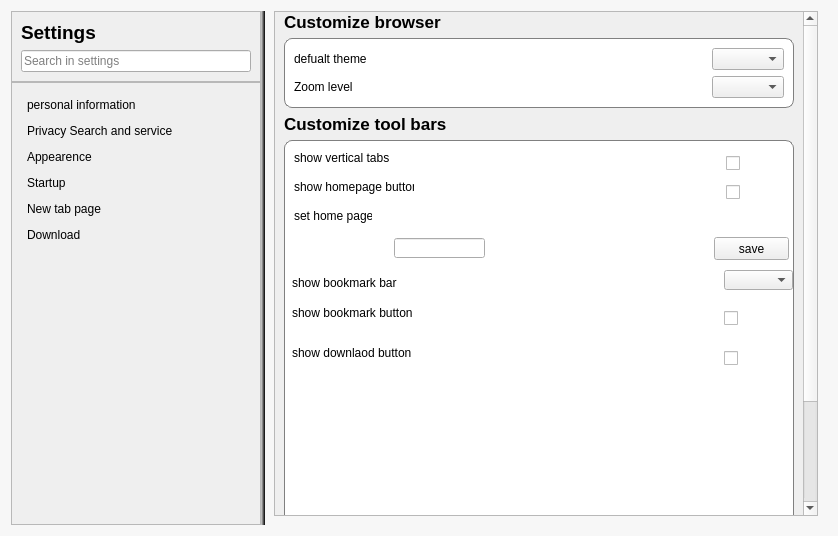
First picture: the form in widgets/appconfigwidget.ui, repository qyslamd/yi-guai, before the edit.
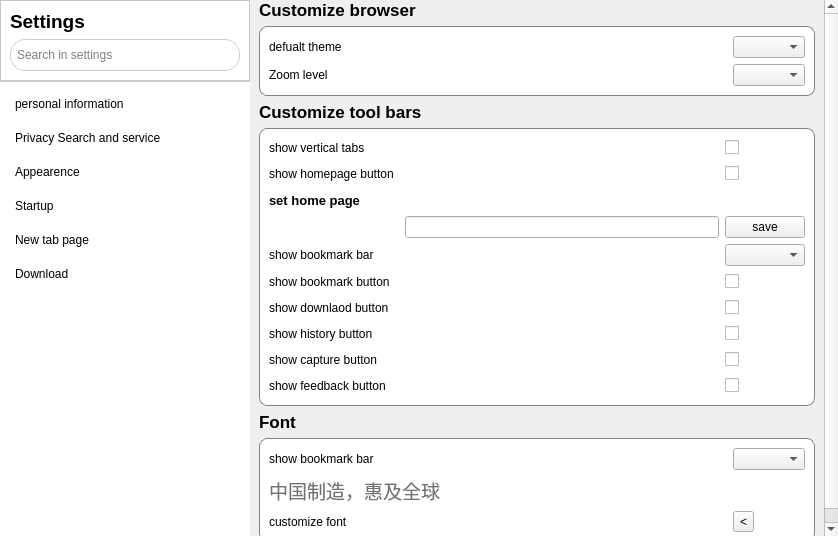
Second picture: the form after the edit. Icons and pictures are not drawn.

Diff of the .ui file:
```diff
--- a/widgets/appconfigwidget.ui
+++ b/widgets/appconfigwidget.ui
@@ -15,21 +15,47 @@
   </property>
   <property name="styleSheet">
    <string notr="true">QWidget#AppCfgWidget{
-background-color:#F7F7F7;
+background-color:white;
 }
+
 QSplitter::handle:horizontal {
 width: 1px;
-background-color: qlineargradient(spread:pad, x1:0, y1:0.5, x2:1, y2:0.5, stop:0 rgba(0, 0, 0, 30), stop:1 rgba(0, 0, 0, 255), stop:2 rgba(0, 0, 0, 30));
- }
-</string>
+background:#DCDCDC;
+}
+
+QSplitter::handle:vertical {
+width: 1px;
+background:#DCDCDC;
+}</string>
   </property>
   <layout class="QHBoxLayout" name="horizontalLayout">
+   <property name="spacing">
+    <number>0</number>
+   </property>
+   <property name="leftMargin">
+    <number>0</number>
+   </property>
+   <property name="topMargin">
+    <number>0</number>
+   </property>
+   <property name="rightMargin">
+    <number>0</number>
+   </property>
+   <property name="bottomMargin">
+    <number>0</number>
+   </property>
    <item>
     <widget class="QSplitter" name="splitter">
      <property name="orientation">
       <enum>Qt::Horizontal</enum>
      </property>
      <widget class="QScrollArea" name="scrollAreaNavi">
+      <property name="minimumSize">
+       <size>
+        <width>250</width>
+        <height>0</height>
+       </size>
+      </property>
       <property name="maximumSize">
        <size>
         <width>250</width>
@@ -51,7 +77,7 @@
          <x>0</x>
          <y>0</y>
          <width>250</width>
-         <height>518</height>
+         <height>536</height>
         </rect>
        </property>
        <layout class="QVBoxLayout" name="verticalLayout_2">
@@ -72,14 +98,19 @@
         </property>
         <item>
          <widget class="QFrame" name="frameSearch">
+          <property name="styleSheet">
+           <string notr="true">QFrame#frameSearch{
+background-color:white;
+}</string>
+          </property>
           <property name="frameShape">
            <enum>QFrame::StyledPanel</enum>
           </property>
           <property name="frameShadow">
            <enum>QFrame::Raised</enum>
           </property>
-          <layout class="QGridLayout" name="gridLayout">
-           <item row="0" column="0">
+          <layout class="QVBoxLayout" name="verticalLayout_5">
+           <item>
             <widget class="QLabel" name="label">
              <property name="styleSheet">
               <string notr="true">font-weight:bold;
@@ -91,21 +122,28 @@
              </property>
             </widget>
            </item>
-           <item row="0" column="1">
-            <spacer name="horizontalSpacer_3">
-             <property name="orientation">
-              <enum>Qt::Horizontal</enum>
-             </property>
-             <property name="sizeHint" stdset="0">
-              <size>
-               <width>251</width>
-               <height>20</height>
-              </size>
-             </property>
-            </spacer>
-           </item>
-           <item row="1" column="0" colspan="2">
+           <item>
             <widget class="QLineEdit" name="lineEdit">
+             <property name="minimumSize">
+              <size>
+               <width>0</width>
+               <height>32</height>
+              </size>
+             </property>
+             <property name="styleSheet">
+              <string notr="true">QLineEdit{
+    border:none;
+border:1px solid #cdcdcd;
+    padding-left:4px;
+    border-radius:15px;
+}
+QLineEdit:hover{
+    border:1px solid #00BFFF;
+}
+QLineEdit:focus{
+    border:2px solid #A3CFEC;
+}</string>
+             </property>
              <property name="placeholderText">
               <string>Search in settings</string>
              </property>
@@ -117,13 +155,25 @@
         <item>
          <widget class="QFrame" name="frameNaviBtns">
           <property name="styleSheet">
-           <string notr="true">QPushButton{
+           <string notr="true">QFrame#frameNaviBtns{
 border:none;
+border-top:1px solid #cdcdcd;
+background-color:white;
+}
+
+QPushButton{
+border:none;
+/*border-radius:12px;*/
 text-align:left;
 padding:6px;
+background-color:white;
 }
 QPushButton:hover{
-background-color:#EAEAEA;
+background-color:pink;
+}
+
+QPushButton:checked{
+background-color:#BFFFBF;
 }</string>
           </property>
           <property name="frameShape">
@@ -134,13 +184,26 @@
           </property>
           <layout class="QVBoxLayout" name="verticalLayout">
            <property name="spacing">
-            <number>0</number>
+            <number>8</number>
            </property>
            <item>
             <widget class="QPushButton" name="btnPersonal">
              <property name="text">
               <string>personal information </string>
              </property>
+             <property name="icon">
+              <iconset resource="../resource.qrc">
+               <normaloff>:/icons/resources/imgs/user2_64px.png</normaloff>:/icons/resources/imgs/user2_64px.png</iconset>
+             </property>
+             <property name="iconSize">
+              <size>
+               <width>24</width>
+               <height>24</height>
+              </size>
+             </property>
+             <property name="checkable">
+              <bool>true</bool>
+             </property>
             </widget>
            </item>
            <item>
@@ -148,6 +211,9 @@
              <property name="text">
               <string>Privacy Search and service</string>
              </property>
+             <property name="checkable">
+              <bool>true</bool>
+             </property>
             </widget>
            </item>
            <item>
@@ -155,6 +221,9 @@
              <property name="text">
               <string>Appearence</string>
              </property>
+             <property name="checkable">
+              <bool>true</bool>
+             </property>
             </widget>
            </item>
            <item>
@@ -162,6 +231,9 @@
              <property name="text">
               <string>Startup</string>
              </property>
+             <property name="checkable">
+              <bool>true</bool>
+             </property>
             </widget>
            </item>
            <item>
@@ -169,6 +241,9 @@
              <property name="text">
               <string>New tab page</string>
              </property>
+             <property name="checkable">
+              <bool>true</bool>
+             </property>
             </widget>
            </item>
            <item>
@@ -176,6 +251,9 @@
              <property name="text">
               <string>Download</string>
              </property>
+             <property name="checkable">
+              <bool>true</bool>
+             </property>
             </widget>
            </item>
            <item>
@@ -202,12 +280,33 @@
        <number>0</number>
       </property>
       <widget class="QWidget" name="pageAppearence">
+       <property name="styleSheet">
+        <string notr="true"/>
+       </property>
        <layout class="QVBoxLayout" name="verticalLayout_3">
+        <property name="spacing">
+         <number>0</number>
+        </property>
+        <property name="leftMargin">
+         <number>0</number>
+        </property>
         <property name="topMargin">
          <number>0</number>
         </property>
+        <property name="rightMargin">
+         <number>0</number>
+        </property>
+        <property name="bottomMargin">
+         <number>0</number>
+        </property>
         <item>
-         <widget class="QScrollArea" name="scrollArea">
+         <widget class="QScrollArea" name="scrollAreaPageApprearence">
+          <property name="frameShape">
+           <enum>QFrame::NoFrame</enum>
+          </property>
+          <property name="frameShadow">
+           <enum>QFrame::Plain</enum>
+          </property>
           <property name="widgetResizable">
            <bool>true</bool>
           </property>
@@ -215,11 +314,14 @@
            <property name="geometry">
             <rect>
              <x>0</x>
-             <y>-60</y>
-             <width>528</width>
-             <height>633</height>
+             <y>0</y>
+             <width>588</width>
+             <height>536</height>
             </rect>
            </property>
+           <property name="styleSheet">
+            <string notr="true"/>
+           </property>
            <layout class="QVBoxLayout" name="verticalLayout_4">
             <property name="topMargin">
              <number>0</number>
@@ -315,12 +417,303 @@
             </item>
             <item>
              <widget class="QFrame" name="frame_2">
-              <property name="minimumSize">
-               <size>
-                <width>0</width>
-                <height>500</height>
-               </size>
+              <property name="styleSheet">
+               <string notr="true">.QFrame{
+border:1px solid gray;
+background-color:white;
+border-radius:8px;
+}
+QCheckBox::indicator:unchecked {
+	image: url(:/icons/resources/imgs/uncheck_switch.png);
+ }
+QCheckBox::indicator:checked {
+	image: url(:/icons/resources/imgs/checked_switch.png);
+ }</string>
               </property>
+              <property name="frameShape">
+               <enum>QFrame::StyledPanel</enum>
+              </property>
+              <property name="frameShadow">
+               <enum>QFrame::Raised</enum>
+              </property>
+              <layout class="QGridLayout" name="gridLayout_3">
+               <item row="0" column="0" colspan="2">
+                <widget class="QLabel" name="label_6">
+                 <property name="text">
+                  <string>show vertical tabs</string>
+                 </property>
+                </widget>
+               </item>
+               <item row="0" column="3" colspan="2">
+                <spacer name="horizontalSpacer_4">
+                 <property name="orientation">
+                  <enum>Qt::Horizontal</enum>
+                 </property>
+                 <property name="sizeHint" stdset="0">
+                  <size>
+                   <width>284</width>
+                   <height>20</height>
+                  </size>
+                 </property>
+                </spacer>
+               </item>
+               <item row="0" column="5">
+                <widget class="QCheckBox" name="checkBoxVerticalTab">
+                 <property name="text">
+                  <string/>
+                 </property>
+                </widget>
+               </item>
+               <item row="1" column="0" colspan="4">
+                <widget class="QLabel" name="label_7">
+                 <property name="text">
+                  <string>show homepage button</string>
+                 </property>
+                </widget>
+               </item>
+               <item row="1" column="4">
+                <spacer name="horizontalSpacer_5">
+                 <property name="orientation">
+                  <enum>Qt::Horizontal</enum>
+                 </property>
+                 <property name="sizeHint" stdset="0">
+                  <size>
+                   <width>278</width>
+                   <height>20</height>
+                  </size>
+                 </property>
+                </spacer>
+               </item>
+               <item row="1" column="5">
+                <widget class="QCheckBox" name="checkBoxHomePageBtn">
+                 <property name="text">
+                  <string/>
+                 </property>
+                </widget>
+               </item>
+               <item row="2" column="0">
+                <widget class="QLabel" name="label_8">
+                 <property name="styleSheet">
+                  <string notr="true">font-weight:bold;
+font-size:10pt;
+</string>
+                 </property>
+                 <property name="text">
+                  <string>set home page</string>
+                 </property>
+                </widget>
+               </item>
+               <item row="2" column="1" colspan="5">
+                <spacer name="horizontalSpacer_7">
+                 <property name="orientation">
+                  <enum>Qt::Horizontal</enum>
+                 </property>
+                 <property name="sizeHint" stdset="0">
+                  <size>
+                   <width>377</width>
+                   <height>20</height>
+                  </size>
+                 </property>
+                </spacer>
+               </item>
+               <item row="3" column="0" colspan="2">
+                <spacer name="horizontalSpacer_6">
+                 <property name="orientation">
+                  <enum>Qt::Horizontal</enum>
+                 </property>
+                 <property name="sizeHint" stdset="0">
+                  <size>
+                   <width>107</width>
+                   <height>20</height>
+                  </size>
+                 </property>
+                </spacer>
+               </item>
+               <item row="3" column="4">
+                <widget class="QLineEdit" name="lineEdit_2"/>
+               </item>
+               <item row="3" column="5">
+                <widget class="QPushButton" name="btnSaveHomePage">
+                 <property name="text">
+                  <string>save</string>
+                 </property>
+                </widget>
+               </item>
+               <item row="4" column="0" colspan="2">
+                <widget class="QLabel" name="label_9">
+                 <property name="text">
+                  <string>show bookmark bar</string>
+                 </property>
+                </widget>
+               </item>
+               <item row="4" column="2" colspan="3">
+                <spacer name="horizontalSpacer_8">
+                 <property name="orientation">
+                  <enum>Qt::Horizontal</enum>
+                 </property>
+                 <property name="sizeHint" stdset="0">
+                  <size>
+                   <width>290</width>
+                   <height>20</height>
+                  </size>
+                 </property>
+                </spacer>
+               </item>
+               <item row="4" column="5">
+                <widget class="QComboBox" name="comboBoxShowBkmkBar"/>
+               </item>
+               <item row="5" column="0" colspan="4">
+                <widget class="QLabel" name="label_10">
+                 <property name="text">
+                  <string>show bookmark button</string>
+                 </property>
+                </widget>
+               </item>
+               <item row="5" column="4">
+                <spacer name="horizontalSpacer_9">
+                 <property name="orientation">
+                  <enum>Qt::Horizontal</enum>
+                 </property>
+                 <property name="sizeHint" stdset="0">
+                  <size>
+                   <width>278</width>
+                   <height>20</height>
+                  </size>
+                 </property>
+                </spacer>
+               </item>
+               <item row="5" column="5">
+                <widget class="QCheckBox" name="checkBoxShowBkmkBtn">
+                 <property name="text">
+                  <string/>
+                 </property>
+                </widget>
+               </item>
+               <item row="6" column="0" colspan="4">
+                <widget class="QLabel" name="label_11">
+                 <property name="text">
+                  <string>show downlaod button</string>
+                 </property>
+                </widget>
+               </item>
+               <item row="6" column="4">
+                <spacer name="horizontalSpacer_10">
+                 <property name="orientation">
+                  <enum>Qt::Horizontal</enum>
+                 </property>
+                 <property name="sizeHint" stdset="0">
+                  <size>
+                   <width>278</width>
+                   <height>20</height>
+                  </size>
+                 </property>
+                </spacer>
+               </item>
+               <item row="6" column="5">
+                <widget class="QCheckBox" name="checkBoxShowDownloadBtn">
+                 <property name="text">
+                  <string/>
+                 </property>
+                </widget>
+               </item>
+               <item row="7" column="0" colspan="3">
+                <widget class="QLabel" name="label_12">
+                 <property name="text">
+                  <string>show history button</string>
+                 </property>
+                </widget>
+               </item>
+               <item row="7" column="4">
+                <spacer name="horizontalSpacer_11">
+                 <property name="orientation">
+                  <enum>Qt::Horizontal</enum>
+                 </property>
+                 <property name="sizeHint" stdset="0">
+                  <size>
+                   <width>278</width>
+                   <height>20</height>
+                  </size>
+                 </property>
+                </spacer>
+               </item>
+               <item row="7" column="5">
+                <widget class="QCheckBox" name="checkBoxShowHistoryBtn">
+                 <property name="text">
+                  <string/>
+                 </property>
+                </widget>
+               </item>
+               <item row="8" column="0" colspan="3">
+                <widget class="QLabel" name="label_13">
+                 <property name="text">
+                  <string>show capture button</string>
+                 </property>
+                </widget>
+               </item>
+               <item row="8" column="4">
+                <spacer name="horizontalSpacer_12">
+                 <property name="orientation">
+                  <enum>Qt::Horizontal</enum>
+                 </property>
+                 <property name="sizeHint" stdset="0">
+                  <size>
+                   <width>278</width>
+                   <height>20</height>
+                  </size>
+                 </property>
+                </spacer>
+               </item>
+               <item row="8" column="5">
+                <widget class="QCheckBox" name="checkBoxShowCaptureBtn">
+                 <property name="text">
+                  <string/>
+                 </property>
+                </widget>
+               </item>
+               <item row="9" column="0" colspan="4">
+                <widget class="QLabel" name="label_14">
+                 <property name="text">
+                  <string>show feedback button</string>
+                 </property>
+                </widget>
+               </item>
+               <item row="9" column="4">
+                <spacer name="horizontalSpacer_13">
+                 <property name="orientation">
+                  <enum>Qt::Horizontal</enum>
+                 </property>
+                 <property name="sizeHint" stdset="0">
+                  <size>
+                   <width>278</width>
+                   <height>20</height>
+                  </size>
+                 </property>
+                </spacer>
+               </item>
+               <item row="9" column="5">
+                <widget class="QCheckBox" name="checkBoxShowFeedbackBtn">
+                 <property name="text">
+                  <string/>
+                 </property>
+                </widget>
+               </item>
+              </layout>
+             </widget>
+            </item>
+            <item>
+             <widget class="QLabel" name="label_15">
+              <property name="styleSheet">
+               <string notr="true">font-weight:bold;
+font-size:13pt;
+</string>
+              </property>
+              <property name="text">
+               <string>Font</string>
+              </property>
+             </widget>
+            </item>
+            <item>
+             <widget class="QFrame" name="frame_3">
               <property name="styleSheet">
                <string notr="true">.QFrame{
 border:1px solid gray;
@@ -334,169 +727,70 @@
               <property name="frameShadow">
                <enum>QFrame::Raised</enum>
               </property>
-              <widget class="QCheckBox" name="checkBox">
-               <property name="geometry">
-                <rect>
-                 <x>442</x>
-                 <y>15</y>
-                 <width>16</width>
-                 <height>16</height>
-                </rect>
-               </property>
-               <property name="text">
-                <string/>
-               </property>
-              </widget>
-              <widget class="QLabel" name="label_6">
-               <property name="geometry">
-                <rect>
-                 <x>10</x>
-                 <y>10</y>
-                 <width>108</width>
-                 <height>16</height>
-                </rect>
-               </property>
-               <property name="text">
-                <string>show vertical tabs</string>
-               </property>
-              </widget>
-              <widget class="QLabel" name="label_7">
-               <property name="geometry">
-                <rect>
-                 <x>10</x>
-                 <y>39</y>
-                 <width>120</width>
-                 <height>16</height>
-                </rect>
-               </property>
-               <property name="text">
-                <string>show homepage button</string>
-               </property>
-              </widget>
-              <widget class="QCheckBox" name="checkBox_2">
-               <property name="geometry">
-                <rect>
-                 <x>442</x>
-                 <y>44</y>
-                 <width>16</width>
-                 <height>16</height>
-                </rect>
-               </property>
-               <property name="text">
-                <string/>
-               </property>
-              </widget>
-              <widget class="QLabel" name="label_8">
-               <property name="geometry">
-                <rect>
-                 <x>10</x>
-                 <y>68</y>
-                 <width>78</width>
-                 <height>16</height>
-                </rect>
-               </property>
-               <property name="text">
-                <string>set home page</string>
-               </property>
-              </widget>
-              <widget class="QLineEdit" name="lineEdit_2">
-               <property name="geometry">
-                <rect>
-                 <x>110</x>
-                 <y>98</y>
-                 <width>91</width>
-                 <height>20</height>
-                </rect>
-               </property>
-              </widget>
-              <widget class="QPushButton" name="pushButton">
-               <property name="geometry">
-                <rect>
-                 <x>430</x>
-                 <y>97</y>
-                 <width>75</width>
-                 <height>23</height>
-                </rect>
-               </property>
-               <property name="text">
-                <string>save</string>
-               </property>
-              </widget>
-              <widget class="QLabel" name="label_9">
-               <property name="geometry">
-                <rect>
-                 <x>8</x>
-                 <y>135</y>
-                 <width>120</width>
-                 <height>16</height>
-                </rect>
-               </property>
-               <property name="text">
-                <string>show bookmark bar</string>
-               </property>
-              </widget>
-              <widget class="QComboBox" name="comboBox_3">
-               <property name="geometry">
-                <rect>
-                 <x>440</x>
-                 <y>130</y>
-                 <width>69</width>
-                 <height>20</height>
-                </rect>
-               </property>
-              </widget>
-              <widget class="QCheckBox" name="checkBox_3">
-               <property name="geometry">
-                <rect>
-                 <x>440</x>
-                 <y>170</y>
-                 <width>16</width>
-                 <height>16</height>
-                </rect>
-               </property>
-               <property name="text">
-                <string/>
-               </property>
-              </widget>
-              <widget class="QLabel" name="label_10">
-               <property name="geometry">
-                <rect>
-                 <x>8</x>
-                 <y>165</y>
-                 <width>120</width>
-                 <height>16</height>
-                </rect>
-               </property>
-               <property name="text">
-                <string>show bookmark button</string>
-               </property>
-              </widget>
-              <widget class="QCheckBox" name="checkBox_4">
-               <property name="geometry">
-                <rect>
-                 <x>440</x>
-                 <y>210</y>
-                 <width>16</width>
-                 <height>16</height>
-                </rect>
-               </property>
-               <property name="text">
-                <string/>
-               </property>
-              </widget>
-              <widget class="QLabel" name="label_11">
-               <property name="geometry">
-                <rect>
-                 <x>8</x>
-                 <y>205</y>
-                 <width>120</width>
-                 <height>16</height>
-                </rect>
-               </property>
-               <property name="text">
-                <string>show downlaod button</string>
-               </property>
-              </widget>
+              <layout class="QGridLayout" name="gridLayout_4">
+               <item row="0" column="0">
+                <widget class="QLabel" name="label_16">
+                 <property name="text">
+                  <string>show bookmark bar</string>
+                 </property>
+                </widget>
+               </item>
+               <item row="0" column="1" colspan="2">
+                <spacer name="horizontalSpacer_14">
+                 <property name="orientation">
+                  <enum>Qt::Horizontal</enum>
+                 </property>
+                 <property name="sizeHint" stdset="0">
+                  <size>
+                   <width>304</width>
+                   <height>20</height>
+                  </size>
+                 </property>
+                </spacer>
+               </item>
+               <item row="0" column="3">
+                <widget class="QComboBox" name="comboFontSize"/>
+               </item>
+               <item row="1" column="0" colspan="4">
+                <widget class="QLabel" name="label_17">
+                 <property name="styleSheet">
+                  <string notr="true">color:#717171;
+font-size:14pt;
+</string>
+                 </property>
+                 <property name="text">
+                  <string>中国制造，惠及全球</string>
+                 </property>
+                </widget>
+               </item>
+               <item row="2" column="0" colspan="2">
+                <widget class="QLabel" name="label_18">
+                 <property name="text">
+                  <string>customize font</string>
+                 </property>
+                </widget>
+               </item>
+               <item row="2" column="2">
+                <spacer name="horizontalSpacer_15">
+                 <property name="orientation">
+                  <enum>Qt::Horizontal</enum>
+                 </property>
+                 <property name="sizeHint" stdset="0">
+                  <size>
+                   <width>298</width>
+                   <height>20</height>
+                  </size>
+                 </property>
+                </spacer>
+               </item>
+               <item row="2" column="3">
+                <widget class="QToolButton" name="btnCustomizeFont">
+                 <property name="text">
+                  <string>&lt;</string>
+                 </property>
+                </widget>
+               </item>
+              </layout>
              </widget>
             </item>
             <item>
```
Left out of the diff: 20 changed lines with no effect on the pictures.
